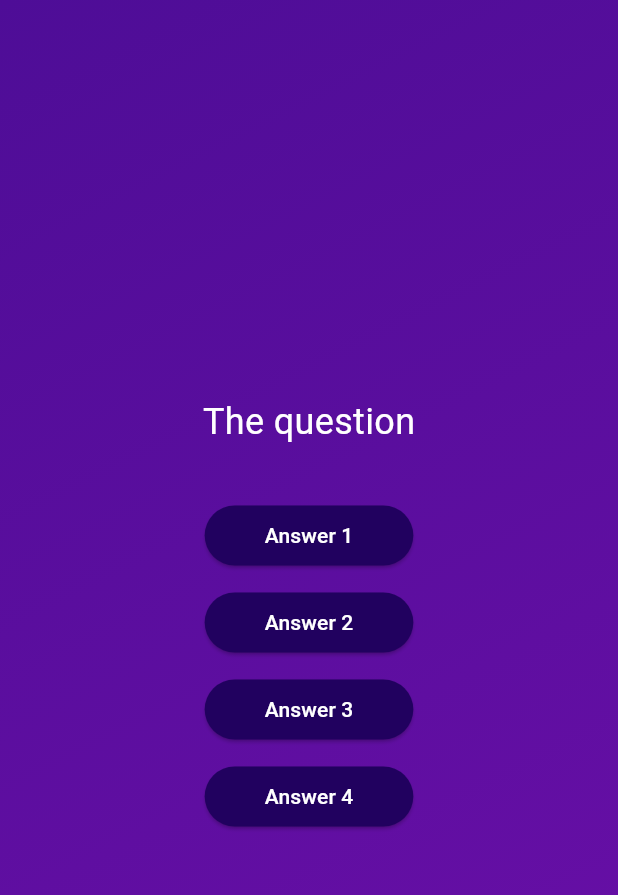
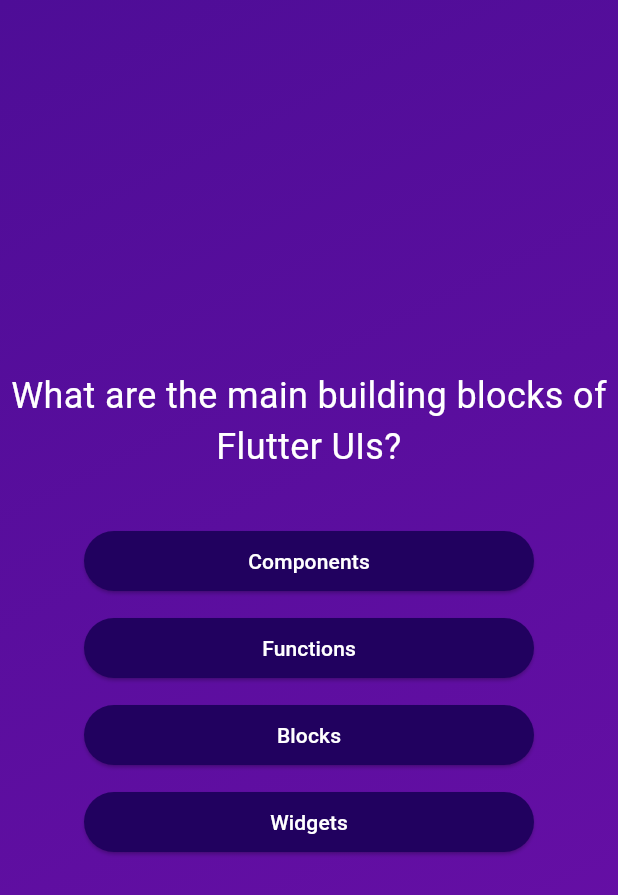
Before and after one commit to erickmwarama2/quiz_app, a Flutter app: the screen it shows after launch, after a tap on "Start Quiz", on a phone screen of 412 x 824 dp. Shown: the top 895 px of the screen. Run offline on Flutter 3.47's test engine with Material 3 defaults, Android fonts, the phone set to English and light mode, and no system bars.

Commit message:
answer questions function

```diff
--- a/lib/answer_button.dart
+++ b/lib/answer_button.dart
@@ -10,6 +10,7 @@ class AnswerButton extends StatelessWidget {
   Widget build(BuildContext context) {
     return Container(
       margin: const EdgeInsets.symmetric(vertical: 5),
+      width: 300,
       child: ElevatedButton(
         onPressed: onTap,
         style: ElevatedButton.styleFrom(
--- a/lib/models/quiz_question.dart
+++ b/lib/models/quiz_question.dart
@@ -3,4 +3,10 @@ class QuizQuestion {
 
   final String text;
   final List<String> answers;
+
+  List<String> getShuffledAnswers() {
+    List<String> answersCopy = List.of(answers);
+    answersCopy.shuffle();
+    return answersCopy;
+  }
 }
--- a/lib/questions_screen.dart
+++ b/lib/questions_screen.dart
@@ -1,5 +1,7 @@
 import 'package:flutter/material.dart';
 import 'package:quiz_app/answer_button.dart';
+import 'package:quiz_app/data/questions.dart';
+import 'package:quiz_app/models/quiz_question.dart';
 
 class QuestionsScreen extends StatefulWidget {
   const QuestionsScreen({super.key});
@@ -11,27 +13,37 @@ class QuestionsScreen extends StatefulWidget {
 }
 
 class _QuestionsScreenState extends State<QuestionsScreen> {
+  int currentQuestionIndex = 0;
+
+  answerQuestion() {
+    setState(() {
+      currentQuestionIndex += 1;
+    });
+  }
+
   @override
   Widget build(BuildContext context) {
+    QuizQuestion currentQuestion = questions[currentQuestionIndex];
+
     return SizedBox(
       width: double.infinity,
       child: Column(
         mainAxisAlignment: MainAxisAlignment.center,
         children: [
-          const Text(
-            'The question',
-            style: TextStyle(
+          Text(
+            currentQuestion.text,
+            style: const TextStyle(
               color: Colors.white,
               fontSize: 24,
             ),
+            textAlign: TextAlign.center,
           ),
           const SizedBox(
             height: 30,
           ),
-          AnswerButton('Answer 1', () { }),
-          AnswerButton('Answer 2', () { }),
-          AnswerButton('Answer 3', () { }),
-          AnswerButton('Answer 4', () { }),
+          ...currentQuestion.getShuffledAnswers().map((item) {
+            return AnswerButton(item, answerQuestion);
+          })
         ],
       ),
     );
```
